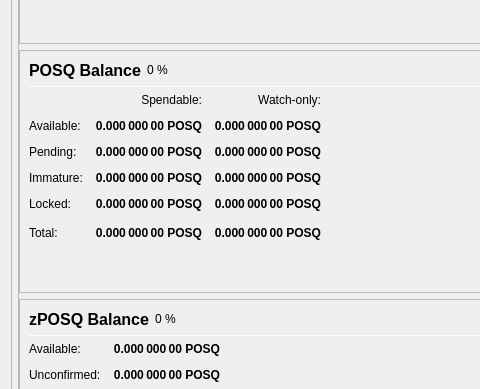
This is src/qt/forms/overviewpage.ui in sicXnull/TEST2 as Qt 5 draws it before an edit; both pictures show x 0 to 480 and y 279 to 668 of the 978 by 841 pixel window. The edited form follows.
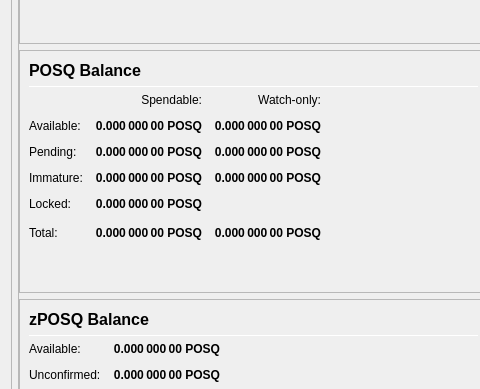
This is the edited form.

The edit to the form file:
```diff
--- a/src/qt/forms/overviewpage.ui
+++ b/src/qt/forms/overviewpage.ui
@@ -437,13 +437,6 @@
                          </property>
                         </widget>
                        </item>
-                       <item>
-                        <widget class="QLabel" name="labelPOSQPercent">
-                         <property name="text">
-                          <string notr="true">0 %</string>
-                         </property>
-                        </widget>
-                       </item>
                        <item>
                         <spacer name="horizontalSpacer_3">
                          <property name="orientation">
@@ -709,31 +702,6 @@
                          </property>
                         </widget>
                        </item>
-                       <item row="4" column="2">
-                        <widget class="QLabel" name="labelWatchLocked">
-                         <property name="font">
-                          <font>
-                           <weight>75</weight>
-                           <bold>true</bold>
-                          </font>
-                         </property>
-                         <property name="cursor">
-                          <cursorShape>IBeamCursor</cursorShape>
-                         </property>
-                         <property name="toolTip">
-                          <string>Current locked balance in watch-only addresses</string>
-                         </property>
-                         <property name="text">
-                          <string notr="true">0.000 000 00 POSQ</string>
-                         </property>
-                         <property name="alignment">
-                          <set>Qt::AlignRight|Qt::AlignTrailing|Qt::AlignVCenter</set>
-                         </property>
-                         <property name="textInteractionFlags">
-                          <set>Qt::LinksAccessibleByMouse|Qt::TextSelectableByKeyboard|Qt::TextSelectableByMouse</set>
-                         </property>
-                        </widget>
-                       </item>
                        <item row="5" column="0">
                         <widget class="QLabel" name="labelTotalText">
                          <property name="toolTip">
@@ -856,13 +824,6 @@
                          </property>
                         </widget>
                        </item>
-                       <item>
-                        <widget class="QLabel" name="labelzPOSQPercent">
-                         <property name="text">
-                          <string notr="true">0 %</string>
-                         </property>
-                        </widget>
-                       </item>
                        <item>
                         <spacer name="horizontalSpacer_11">
                          <property name="orientation">
```
